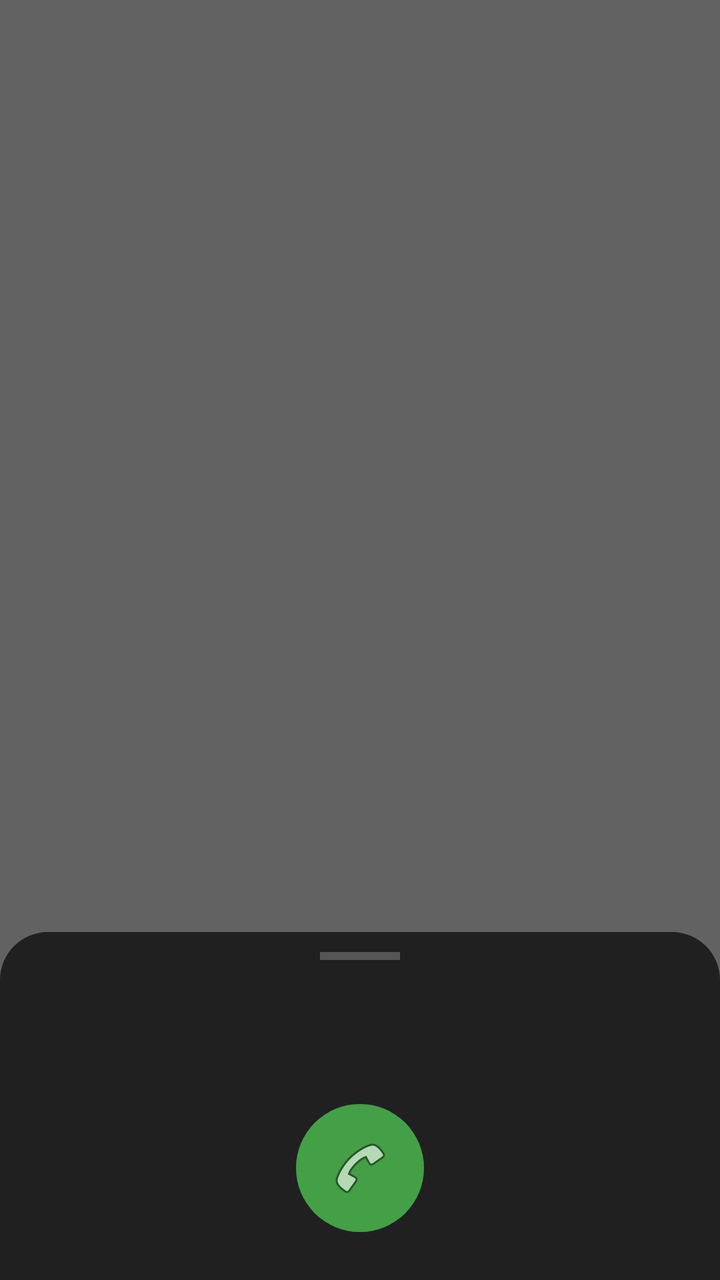
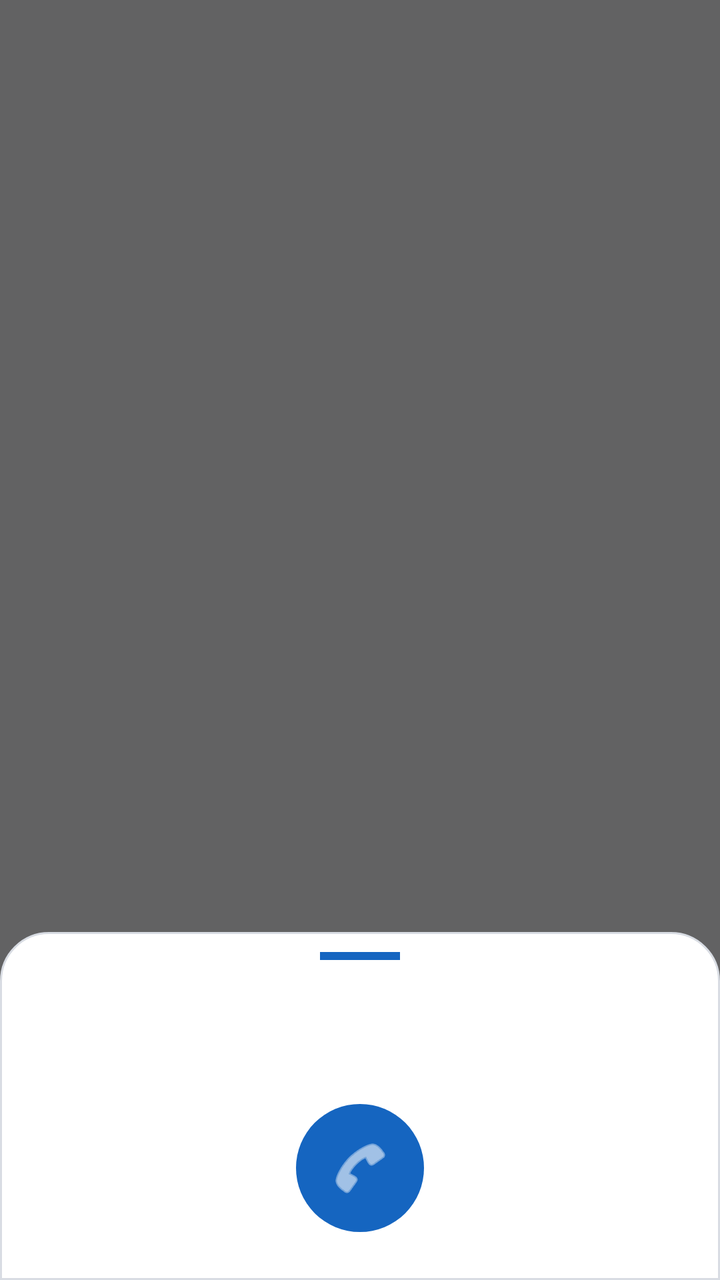

The first picture is an Android layout as it rendered before a commit; the second is the same layout after the commit. The layout source and the unified diff follow.
<!-- AndroidManifest.xml: application theme Theme.GestioneChiamate -->
<!-- res/layout/dialog_tastierino.xml -->
<?xml version="1.0" encoding="utf-8"?>
<FrameLayout xmlns:android="http://schemas.android.com/apk/res/android"
    android:id="@+id/sfondoDialog"
    android:layout_width="match_parent"
    android:layout_height="match_parent"
    android:background="#99000000">

    <LinearLayout
        android:layout_width="match_parent"
        android:layout_height="wrap_content"
        android:layout_gravity="bottom"
        android:orientation="vertical"
        android:clickable="true"
        android:focusable="true"
        android:background="@drawable/bg_pannello_tastierino"
        android:paddingTop="10dp"
        android:paddingBottom="24dp"
        android:paddingStart="20dp"
        android:paddingEnd="20dp">

        <View
            android:layout_width="40dp"
            android:layout_height="4dp"
            android:layout_gravity="center_horizontal"
            android:layout_marginBottom="14dp"
            android:background="#555555" />

        <FrameLayout
            android:layout_width="match_parent"
            android:layout_height="wrap_content">

            <TextView
                android:id="@+id/txtNumeroDialog"
                android:layout_width="match_parent"
                android:layout_height="wrap_content"
                android:layout_gravity="center"
                android:gravity="center"
                android:textColor="@color/white"
                android:textSize="26sp"
                android:textStyle="bold"
                android:minHeight="40dp" />

            <ImageButton
                android:id="@+id/btnBackspaceDialog"
                android:layout_width="40dp"
                android:layout_height="40dp"
                android:layout_gravity="end|center_vertical"
                android:background="?attr/selectableItemBackgroundBorderless"
                android:src="@android:drawable/ic_input_delete"
                android:contentDescription="@string/riaggancia"
                android:visibility="invisible" />

        </FrameLayout>

        <GridLayout
            android:id="@+id/gridTastiDialog"
            android:layout_width="match_parent"
            android:layout_height="wrap_content"
            android:layout_marginTop="10dp"
            android:columnCount="3"
            android:rowCount="4" />

        <ImageButton
            android:id="@+id/btnChiamaDialog"
            android:layout_width="64dp"
            android:layout_height="64dp"
            android:layout_gravity="center_horizontal"
            android:layout_marginTop="8dp"
            android:background="@drawable/bg_circle_call"
            android:src="@android:drawable/ic_menu_call"
            android:contentDescription="@string/chiama" />

    </LinearLayout>

</FrameLayout>
<!-- resources referenced by this layout -->
<resources>
  <color name="white">#FFFFFF</color>
  <!-- drawable bg_circle_call (drawable) -->
  <shape xmlns:android="http://schemas.android.com/apk/res/android"
      android:shape="oval">
      <solid android:color="@color/accent" />
  </shape>
  <!-- drawable bg_pannello_tastierino (drawable) -->
  <shape xmlns:android="http://schemas.android.com/apk/res/android"
      android:shape="rectangle">
      <corners
          android:topLeftRadius="24dp"
          android:topRightRadius="24dp" />
      <solid android:color="#EE1B1B1B" />
  </shape>
  <string name="chiama">Chiama</string>
  <string name="riaggancia">Riaggancia</string>
  <style name="Theme.GestioneChiamate" parent="Theme.MaterialComponents.DayNight.NoActionBar">
          <item name="colorPrimary">@color/primary</item>
          <item name="colorPrimaryDark">@color/primary_dark</item>
          <item name="colorAccent">@color/accent</item>
          <item name="android:windowBackground">@color/background</item>
      </style>
  <color name="accent">#43A047</color>
  <color name="primary">#1565C0</color>
  <color name="primary_dark">#0D47A1</color>
  <color name="background">#F5F6F8</color>
</resources>

<!-- the commit's change to res/layout/dialog_tastierino.xml (unified diff, before → after) -->
@@ -23,7 +23,7 @@
             android:layout_height="4dp"
             android:layout_gravity="center_horizontal"
             android:layout_marginBottom="14dp"
-            android:background="#555555" />
+            android:background="@color/primary" />
 
         <FrameLayout
             android:layout_width="match_parent"
@@ -35,7 +35,7 @@
                 android:layout_height="wrap_content"
                 android:layout_gravity="center"
                 android:gravity="center"
-                android:textColor="@color/white"
+                android:textColor="@color/text_primary"
                 android:textSize="26sp"
                 android:textStyle="bold"
                 android:minHeight="40dp" />
@@ -47,6 +47,7 @@
                 android:layout_gravity="end|center_vertical"
                 android:background="?attr/selectableItemBackgroundBorderless"
                 android:src="@android:drawable/ic_input_delete"
+                android:tint="@color/primary"
                 android:contentDescription="@string/riaggancia"
                 android:visibility="invisible" />
 
@@ -66,8 +67,9 @@
             android:layout_height="64dp"
             android:layout_gravity="center_horizontal"
             android:layout_marginTop="8dp"
-            android:background="@drawable/bg_circle_call"
+            android:background="@drawable/bg_circle_primary"
             android:src="@android:drawable/ic_menu_call"
+            android:tint="@color/white"
             android:contentDescription="@string/chiama" />
 
     </LinearLayout>
<!-- resource entries referenced after the edit -->
@@ -1,10 +1,10 @@
 <!-- resources referenced by this layout -->
 <resources>
   <color name="white">#FFFFFF</color>
-  <!-- drawable bg_circle_call (drawable) -->
+  <!-- drawable bg_circle_primary (drawable) -->
   <shape xmlns:android="http://schemas.android.com/apk/res/android"
       android:shape="oval">
-      <solid android:color="@color/accent" />
+      <solid android:color="@color/primary" />
   </shape>
   <!-- drawable bg_pannello_tastierino (drawable) -->
   <shape xmlns:android="http://schemas.android.com/apk/res/android"
@@ -12,7 +12,8 @@
       <corners
           android:topLeftRadius="24dp"
           android:topRightRadius="24dp" />
-      <solid android:color="#EE1B1B1B" />
+      <solid android:color="@color/card" />
+      <stroke android:width="1dp" android:color="@color/border" />
   </shape>
   <string name="chiama">Chiama</string>
   <string name="riaggancia">Riaggancia</string>
@@ -22,8 +23,11 @@
           <item name="colorAccent">@color/accent</item>
           <item name="android:windowBackground">@color/background</item>
       </style>
+  <color name="card">#FFFFFF</color>
+  <color name="border">#D8DCE3</color>
   <color name="accent">#43A047</color>
   <color name="primary">#1565C0</color>
+  <color name="text_primary">#1B1B1B</color>
   <color name="primary_dark">#0D47A1</color>
   <color name="background">#F5F6F8</color>
 </resources>
